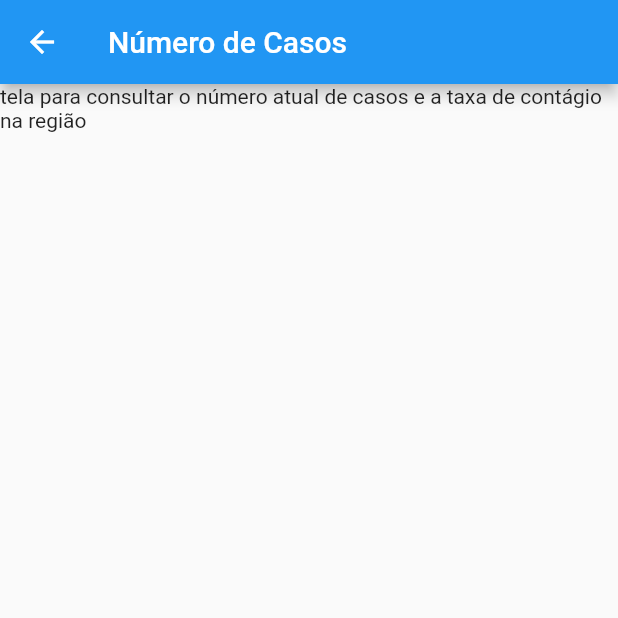
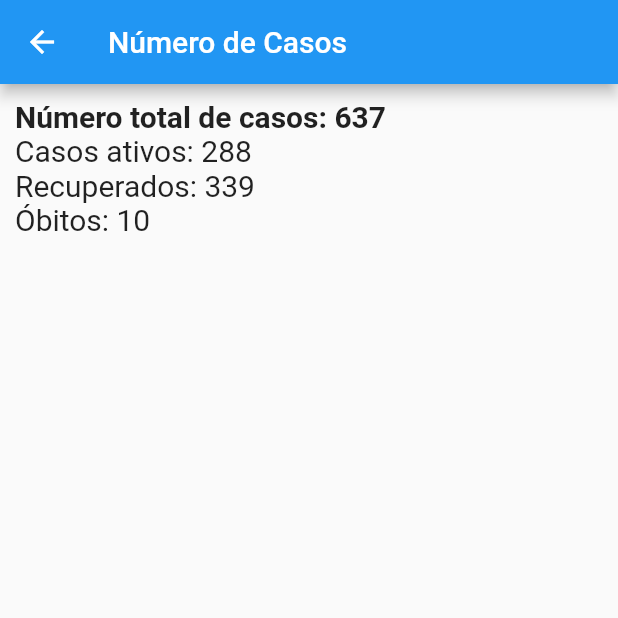
Before and after one commit to Adrieldf/CovidInfoHelper, a Flutter app: the ConsultData screen opened directly, on a phone screen of 412 x 824 dp, the top half of it. Run offline on Flutter 3.47's test engine with Material 2 defaults, Android fonts, the phone set to English and light mode, and no system bars.

Commit message:
base consult data page

```diff
--- a/lib/consultData.dart
+++ b/lib/consultData.dart
@@ -8,13 +8,55 @@ class ConsultData extends StatefulWidget {
 }
 
 class _ConsultDataState extends State<ConsultData> {
+  var textStyle = new TextStyle(fontSize: 20);
   @override
   Widget build(BuildContext context) {
     return Scaffold(
       appBar: AppBar(
         title: Text("Número de Casos"),
       ),
-      body: Text("tela para consultar o número atual de casos e a taxa de contágio na região "),
+      body: Padding(
+        padding: EdgeInsets.all(10),
+          child: Column(
+          crossAxisAlignment: CrossAxisAlignment.center,
+        children: [
+          Row(
+            children: [
+              Text(
+                "Número total de casos: 637",
+                style: new TextStyle(
+                  fontSize: 20,
+                  fontWeight: FontWeight.bold,
+                ),
+              ),
+            ],
+          ),
+          Row(
+            children: [
+              Text(
+                "Casos ativos: 288",
+                style: textStyle,
+              ),
+            ],
+          ),
+          Row(
+            children: [
+              Text(
+                "Recuperados: 339",
+                style: textStyle,
+              ),
+            ],
+          ),
+          Row(
+            children: [
+              Text(
+                "Óbitos: 10",
+                style: textStyle,
+              ),
+            ],
+          ),
+        ],
+      )),
     );
   }
 }
```
